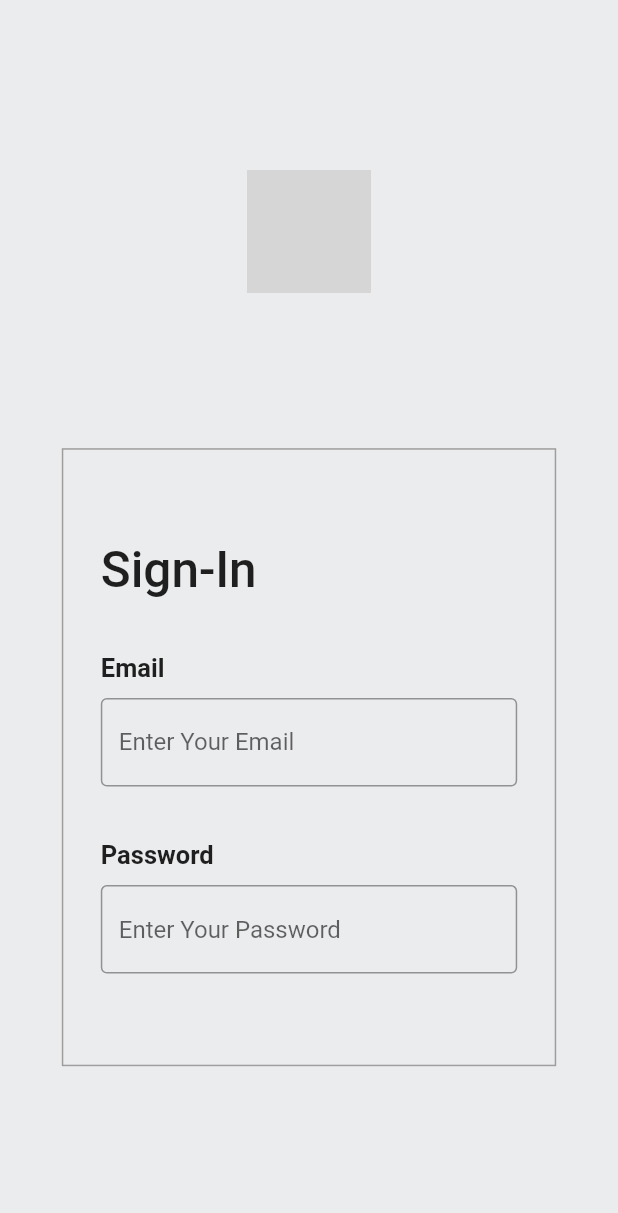
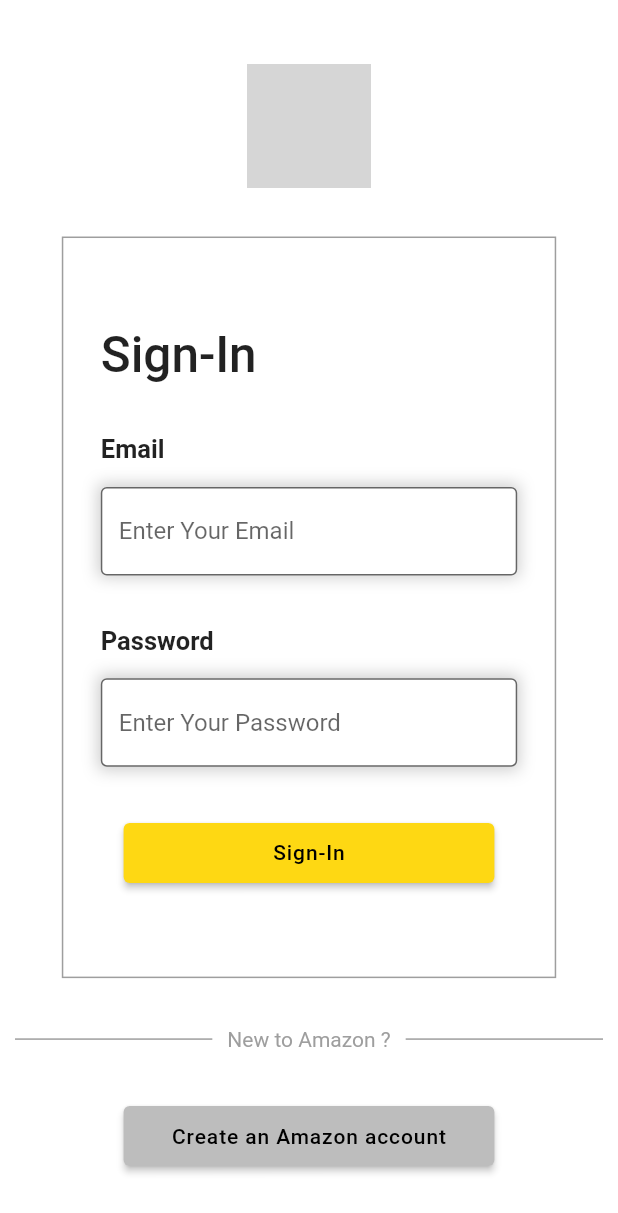
Before and after one commit to parthahere001/amazon_clone_app, a Flutter app: the screen it shows after launch, on a phone screen of 412 x 824 dp. Shown: the top 1213 px of the screen. Run offline on Flutter 3.47's test engine with Material 2 defaults, Android fonts, the phone set to English and light mode, and no system bars; our stand-ins replace cloud_firestore, firebase_auth, firebase_core; accounts and stored records are empty; network calls fail; grey boxes are pictures that could not be loaded.

Commit message:
Added the sign-in and register with email function and created a barebone homepage for logged-in users

```diff
--- a/lib/main.dart
+++ b/lib/main.dart
@@ -1,10 +1,18 @@
+import 'package:firebase_auth/firebase_auth.dart';
 import 'package:flutter/material.dart';
+import 'package:niel/layout/screen_layout.dart';
 import 'package:niel/screens/sign_in_screen.dart';
 import 'package:niel/utils/color_themes.dart';
+import 'package:firebase_core/firebase_core.dart';
 
-void main(){
+
+void main() async {
+  WidgetsFlutterBinding.ensureInitialized();
+  await Firebase.initializeApp();
   runApp(const AmazonClone());
 }
+
+
 
 class AmazonClone extends StatelessWidget {
   const AmazonClone({Key? key}) : super(key: key);
@@ -17,7 +25,25 @@
       theme: ThemeData.light().copyWith(
         scaffoldBackgroundColor: backgroundColor,
       ),
-      home: const SignInScreen() //Text("Hi Home"),
+      home: StreamBuilder(stream: FirebaseAuth.instance.authStateChanges(), builder: (context, AsyncSnapshot<User?> user) {
+        if (user.connectionState== ConnectionState.waiting) {
+          return const Center(
+            child: CircularProgressIndicator(
+              color: Colors.orange,
+            ),
+          );
+        }
+        else if(user.hasData) {
+
+
+          return const ScreenLayout();//ElevatedButton(onPressed: () { FirebaseAuth.instance.signOut();}, child: const Text("Sign-Out"));
+
+        }
+        else {
+          return const SignInScreen();
+
+        }
+      },) //Text("Hi Home"),
     );
   }
 }
--- /dev/null
+++ b/lib/model/user_details_model.dart
@@ -0,0 +1,11 @@
+class UserDetailsModel {
+  final String name;
+  final String address;
+
+  UserDetailsModel({required this.name, required this.address});
+  Map<String, dynamic> getJson() => {
+    'name' : name,
+    'address' : address,
+  };
+
+}
--- /dev/null
+++ b/lib/resources/cloudfirestore_methods.dart
@@ -0,0 +1,16 @@
+import 'package:cloud_firestore/cloud_firestore.dart';
+import 'package:firebase_auth/firebase_auth.dart';
+import 'package:niel/model/user_details_model.dart';
+
+class CloudFirestoreClass {
+  FirebaseFirestore firebaseFirestore = FirebaseFirestore.instance;
+  FirebaseAuth firebaseAuth = FirebaseAuth.instance;
+
+  Future uploadNameAndAddressToDatabase(
+  {
+  required UserDetailsModel user,
+}
+      ) async {
+    await firebaseFirestore.collection("users").doc(firebaseAuth.currentUser!.uid).set(user.getJson());
+  }
+}
--- a/lib/screens/sign_in_screen.dart
+++ b/lib/screens/sign_in_screen.dart
@@ -1,7 +1,12 @@
 import 'package:flutter/material.dart';
+import 'package:niel/resources/authentication.dart';
+import 'package:niel/screens/sign_up_screen.dart';
+import 'package:niel/utils/color_themes.dart';
 import 'package:niel/utils/constants.dart';
 import 'package:niel/utils/utils.dart';
 import 'package:niel/widget/text_field_widget.dart';
+import 'package:niel/widget/custom_main_button.dart';
+import '../resources/authentication.dart';
 
 class SignInScreen extends StatefulWidget {
   const SignInScreen({Key? key}) : super(key: key);
@@ -13,12 +18,18 @@
 class _SignInScreenState extends State<SignInScreen> {
   TextEditingController emailController = TextEditingController();
   TextEditingController passwordController = TextEditingController();
+AuthenticationMethods authenticationMethods = AuthenticationMethods();
+bool isLoading = false;
+
+
 
   @override
   void dispose() {
     super.dispose();
     emailController.dispose();
     passwordController.dispose();
+
+
   }
 
 
@@ -27,7 +38,12 @@
     final utils = Utils();
     Size screenSize = utils.getScreenSize();
     return Scaffold(
-      body: Padding(padding: const EdgeInsets.symmetric(horizontal: 10,vertical: 10),
+      backgroundColor: Colors.white,
+      body: SingleChildScrollView(
+        child: SizedBox(
+          height: screenSize.height,
+          width: screenSize.width,
+          child: Padding(padding: const EdgeInsets.symmetric(horizontal: 10,vertical: 10),
     child: Center(
           child: Column(
             mainAxisAlignment: MainAxisAlignment.spaceEvenly,
@@ -40,7 +56,7 @@
                 children: [
 
                   Container(
-                height: screenSize.height * 0.5,
+                    height: screenSize.height * 0.6,
                     width: screenSize.width * 0.8,
                     padding: const EdgeInsets.all(25),
                     decoration: BoxDecoration(
@@ -54,13 +70,69 @@
                       ),
                       TextFieldWidget(title: "Email", controller: emailController, obscureText: false, hintText: "Enter Your Email",),
                         TextFieldWidget(title: "Password", controller: passwordController, obscureText: true, hintText: "Enter Your Password",),
+                        Align(
+                            alignment: Alignment.center,
+                            child: CustomMainButton(color: yellowColor, isLoading: isLoading, onPressed: () async {
+                              setState (() {
+                                isLoading = true;
+                              });
+                             String output =  await AuthenticationMethods().signInUser(
+                               email: emailController.text,
+                               password: passwordController.text
+                             );
+                              setState (() {
+                                isLoading = false;
+                              });
+                             if (output=="success"){
+                               // Functions
+                             }
+                             else
+                               {
+                                 utils.showSnackBar(context, output);
+                               }
+                            },child: const Text("Sign-In", style: TextStyle(letterSpacing: 0.6, color: Colors.black),),),),
+
                       ],
+
+
                     ) ,
+
+
+                  ),
+
+                ],
+
+              ),
+              Row(
+                children: [
+                  Expanded(
+
+                    child: Container(
+                      height: 1,
+                      color: Colors.grey,
+                    ),
+                  ),
+                  const Padding(
+                    padding: EdgeInsets.symmetric(horizontal: 10),
+                    child: Text("New to Amazon ?", style: TextStyle(color: Colors.grey),),
+                  ),
+                  Expanded(
+
+                    child: Container(
+                      height: 1,
+                      color: Colors.grey,
+                    ),
                   ),
                 ],
               ),
-
+              CustomMainButton(color: Colors.grey[400]!, isLoading: false, onPressed: () {
+                Navigator.pushReplacement(context, MaterialPageRoute(builder: (context){
+                  return const SignUpScreen();
+                }),);
+              }, child: const Text("Create an Amazon account", style: TextStyle(letterSpacing: 0.6, color: Colors.black),)),
             ],
+          ),
+    ),
     ),
         ),
       ),
--- /dev/null
+++ b/lib/widget/custom_main_button.dart
@@ -0,0 +1,30 @@
+import 'package:flutter/material.dart';
+import 'package:niel/utils/utils.dart';
+
+
+class CustomMainButton extends StatelessWidget {
+  final Widget child;
+  final Color color;
+  final bool isLoading;
+  final VoidCallback onPressed;
+  const CustomMainButton({Key? key, required this.child, required this.color, required this.isLoading, required this.onPressed}) : super(key: key);
+
+  @override
+  Widget build(BuildContext context) {
+    var utils = Utils();
+    Size screenSize = utils.getScreenSize();
+    return ElevatedButton(
+      style: ElevatedButton.styleFrom(
+        primary: color,
+        fixedSize: Size(screenSize.width * 0.6, 40),
+
+      ),
+        onPressed: onPressed,
+        child: !isLoading? child: const Padding(
+          padding: EdgeInsets.symmetric(vertical: 5),
+          child: AspectRatio(
+            aspectRatio: 1/1,
+              child: CircularProgressIndicator(color: Colors.white,)),
+        ));
+  }
+}
--- a/lib/widget/text_field_widget.dart
+++ b/lib/widget/text_field_widget.dart
@@ -12,23 +12,50 @@
 }
 
 class _TextFieldWidgetState extends State<TextFieldWidget> {
+  late FocusNode focusNode;
+  bool isInFocus = false;
+
   @override
+  void initState() {
+    super.initState();
+    focusNode = FocusNode();
+
+    focusNode.addListener(() {
+      if (focusNode.hasFocus) {
+        setState(() {
+          isInFocus = false;
+        }
+
+        );
+      }
+    });
+  }
   Widget build(BuildContext context) {
     return Column(
       mainAxisSize: MainAxisSize.min,
       crossAxisAlignment: CrossAxisAlignment.start,
       children: [
         Padding(
-          padding: const EdgeInsets.only(bottom: 10),
+          padding: const EdgeInsets.only(bottom: 15),
           child: Text(widget.title, style: const TextStyle(
             fontWeight: FontWeight.bold,
             fontSize: 17,
           ),),
         ),
-        TextField(
+        Container(
+          decoration:  BoxDecoration(
+            boxShadow: [
+              isInFocus
+              ?  BoxShadow(color: Colors.orange.withOpacity(0.4), blurRadius: 8, spreadRadius: 2)
+                  : BoxShadow(color: Colors.black.withOpacity(0.2), blurRadius: 8, spreadRadius: 2),
+          ]),
+          child: TextField(
             obscureText: widget.obscureText,
+            controller: widget.controller,
             maxLines: 1,
             decoration: InputDecoration(
+              fillColor: Colors.white,
+              filled: true,
               hintText: widget.hintText,
 
               border:  OutlineInputBorder(
@@ -47,6 +74,7 @@
               ),
             ),
           ),
+        ),
       ],
     );
   }
--- a/pubspec.yaml
+++ b/pubspec.yaml
@@ -36,10 +36,12 @@
   # The following adds the Cupertino Icons font to your application.
   # Use with the CupertinoIcons class for iOS style icons.
   cupertino_icons: ^1.0.2
-  firebase_auth: ^1.2.0
+  firebase_auth: ^3.5.1
   firebase_core: ^1.2.0
+  cloud_firestore: ^3.4.1
+  firebase_storage: ^10.3.3
   google_sign_in: ^5.0.4
-  flutter_facebook_auth: ^3.4.1
+  flutter_facebook_auth: ^4.4.0+1
 
 dev_dependencies:
   flutter_test:
```
Also changed, not shown: lib/layout/screen_layout.dart (added, +78 -0 lines), lib/resources/authentication.dart (added, +66 -0 lines), lib/screens/sign_up_screen.dart (added, +134 -0 lines), lib/utils/utils.dart (+16 -0 lines), pubspec.lock, 1 other file. Lines whose indentation alone changed are shown as unchanged.
